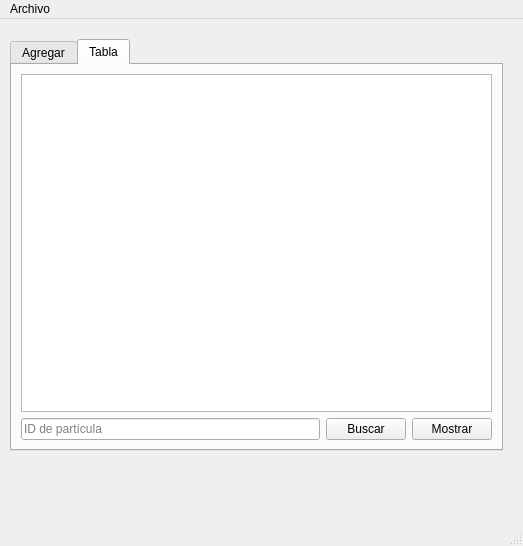
Cristina-Mtz/Actividad-Particulas, file mainwindow.ui: the form before one commit.
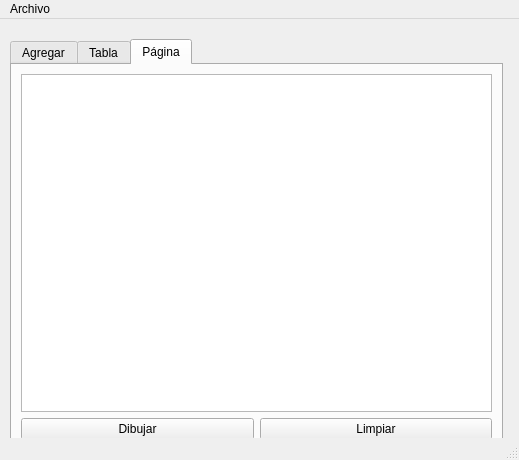
The form after the commit. The open tabs and pages were chosen to show the change.

Patch:
```diff
--- a/mainwindow.ui
+++ b/mainwindow.ui
@@ -6,8 +6,8 @@
    <rect>
     <x>0</x>
     <y>0</y>
-    <width>523</width>
-    <height>546</height>
+    <width>519</width>
+    <height>460</height>
    </rect>
   </property>
   <property name="windowTitle">
@@ -222,6 +222,30 @@
       </item>
      </layout>
     </widget>
+    <widget class="QWidget" name="tab_3">
+     <attribute name="title">
+      <string>Página</string>
+     </attribute>
+     <layout class="QGridLayout" name="gridLayout_4">
+      <item row="0" column="0" colspan="2">
+       <widget class="QGraphicsView" name="graphicsView"/>
+      </item>
+      <item row="1" column="0">
+       <widget class="QPushButton" name="dibujar_pushButton">
+        <property name="text">
+         <string>Dibujar</string>
+        </property>
+       </widget>
+      </item>
+      <item row="1" column="1">
+       <widget class="QPushButton" name="limpiar_pushButton_2">
+        <property name="text">
+         <string>Limpiar</string>
+        </property>
+       </widget>
+      </item>
+     </layout>
+    </widget>
    </widget>
   </widget>
   <widget class="QMenuBar" name="menubar">
@@ -229,7 +253,7 @@
     <rect>
      <x>0</x>
      <y>0</y>
-     <width>523</width>
+     <width>519</width>
      <height>21</height>
     </rect>
    </property>
```
Left out of the diff: 2 changed lines with no effect on the pictures.
